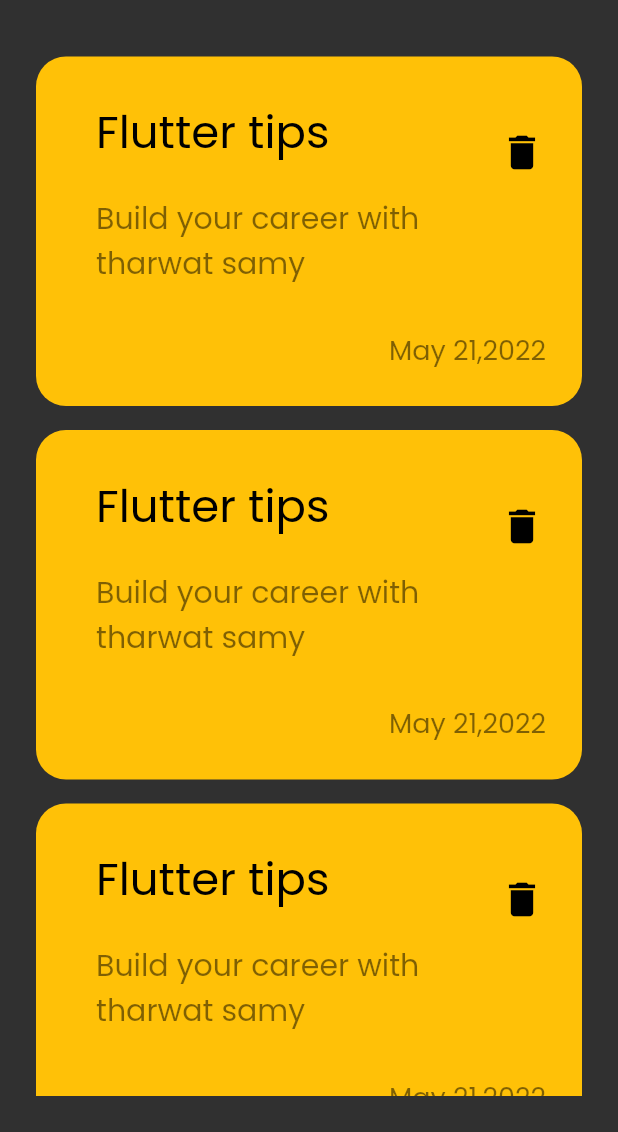
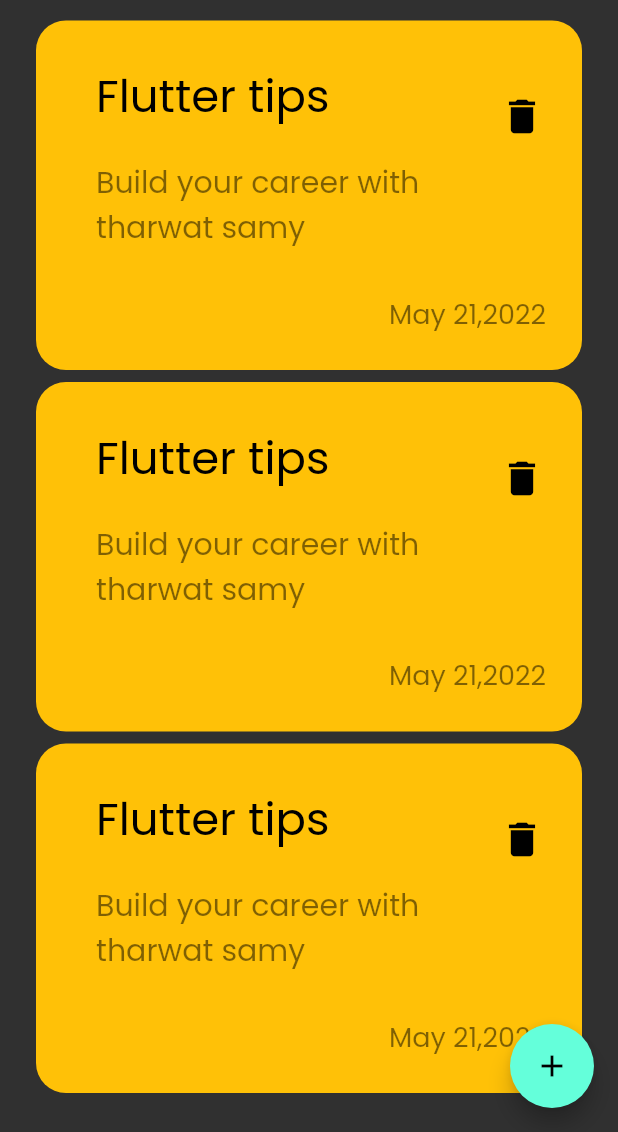
Before and after one commit to Mariamibrahim88/Notes_App, a Flutter app: the screen it shows after launch, on a phone screen of 412 x 824 dp, the part 104-1236 px from its top. Run offline on Flutter 3.47's test engine with Material 2 defaults, Android fonts, the phone set to English and light mode, and no system bars.

Commit message:
add floating action button

```diff
--- a/lib/views/notes_view.dart
+++ b/lib/views/notes_view.dart
@@ -1,24 +1,18 @@
 import 'package:flutter/material.dart';
-import 'package:notes_app/widgets/notes_list_view.dart';
 
-import '../widgets/custom_app_bar.dart';
+import 'notes_view_body.dart';
 
 class NotesView extends StatelessWidget {
   const NotesView({super.key});
 
   @override
   Widget build(BuildContext context) {
-    return const Scaffold(
-      body: Padding(
-        padding: EdgeInsets.symmetric(horizontal: 24, vertical: 24),
-        child: Column(children: [
-          CustomAppBar(),
-          SizedBox(
-            height: 30,
-          ),
-          Expanded(child: NotesListView())
-        ]),
+    return Scaffold(
+      floatingActionButton: FloatingActionButton(
+        onPressed: () {},
+        child: Icon(Icons.add),
       ),
+      body: const NotesViewBody(),
     );
   }
 }
--- /dev/null
+++ b/lib/views/notes_view_body.dart
@@ -0,0 +1,22 @@
+import 'package:flutter/material.dart';
+import 'package:notes_app/widgets/notes_list_view.dart';
+
+import '../widgets/custom_app_bar.dart';
+
+class NotesViewBody extends StatelessWidget {
+  const NotesViewBody({super.key});
+
+  @override
+  Widget build(BuildContext context) {
+    return const Padding(
+      padding: EdgeInsets.symmetric(horizontal: 24, vertical: 24),
+      child: Column(children: [
+        CustomAppBar(),
+        SizedBox(
+          height: 10,
+        ),
+        Expanded(child: NotesListView())
+      ]),
+    );
+  }
+}
--- a/lib/widgets/notes_list_view.dart
+++ b/lib/widgets/notes_list_view.dart
@@ -11,7 +11,7 @@ class NotesListView extends StatelessWidget {
         physics: const BouncingScrollPhysics(),
         itemBuilder: (context, index) {
           return Padding(
-            padding: const EdgeInsets.symmetric(vertical: 8),
+            padding: const EdgeInsets.symmetric(vertical: 4),
             child: CustomCard(),
           );
         });
```
